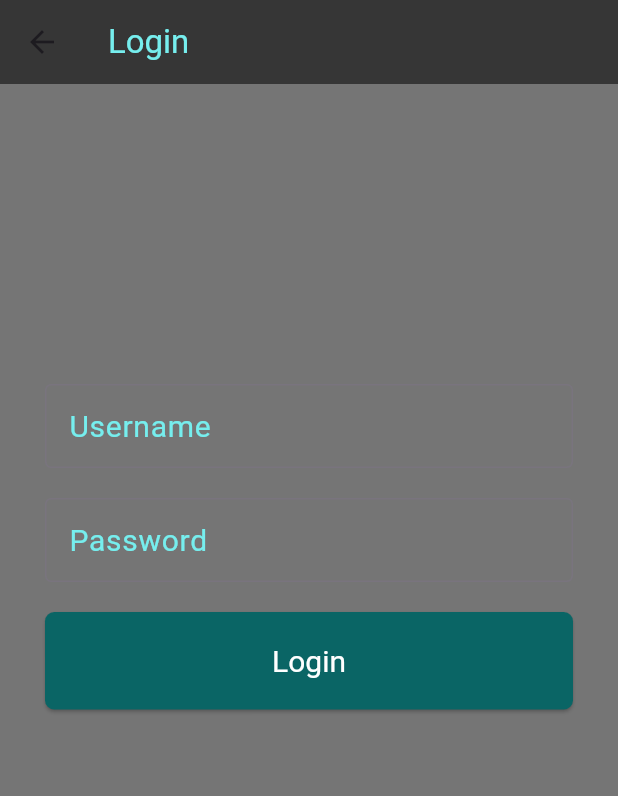
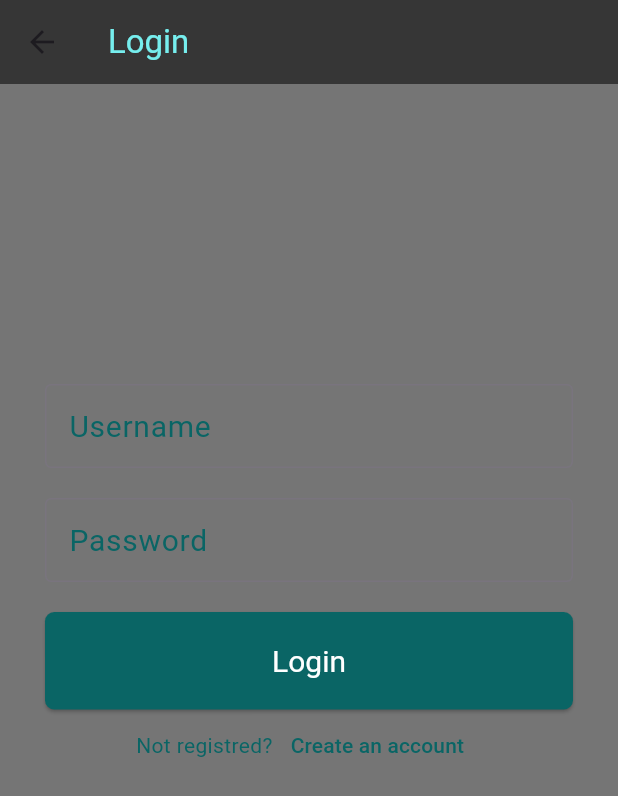
Before and after one commit to dhouhabelakhel/Syst-me_bancaire, a Flutter app: the screen it shows after launch, after a tap on "Sign in", on a phone screen of 412 x 824 dp. Shown: the top 796 px of the screen. Run offline on Flutter 3.47's test engine with Material 3 defaults, Android fonts, the phone set to English and light mode, and no system bars.

Commit message:
changer le couleur des messages des erreurs et des des bordures d'erreur

```diff
--- a/webServices/consummer/lib/Pages/login.dart
+++ b/webServices/consummer/lib/Pages/login.dart
@@ -30,7 +30,7 @@ class _LoginState extends State<Login> {
                 decoration: InputDecoration(
                   labelText: 'Username',
                   labelStyle: TextStyle(
-                    color: Color(0xFF76EEEE),
+                    color: Color(0xFF0A6565),
                     wordSpacing: 1,
                     fontSize: 20,
                   ),
@@ -53,7 +53,7 @@ class _LoginState extends State<Login> {
                 decoration: InputDecoration(
                   labelText: 'Password',
                   labelStyle: TextStyle(
-                    color: Color(0xFF76EEEE),
+                    color: Color(0xFF0A6565),
                     wordSpacing: 1,
                     fontSize: 20,
                   ),
@@ -97,6 +97,13 @@ class _LoginState extends State<Login> {
                   overlayColor: MaterialStateProperty.all(Color(0x1F416A)),
                 ),
               ),
+              Row(
+                mainAxisAlignment:MainAxisAlignment.center,
+                children: [
+                  Text("Not registred?",style: TextStyle(color: Color(0xFF0A6565)),),
+                  TextButton(onPressed: null, child: Text("Create an account",style: TextStyle(color: Color(0xFF0A6565)),))
+                ],
+              )
             ],
           ),
         ),
--- a/webServices/consummer/lib/main.dart
+++ b/webServices/consummer/lib/main.dart
@@ -3,7 +3,7 @@ import 'package:consummer/Pages/HomePage.dart';
 import 'package:consummer/Pages/login.dart';
 
 void main() {
-  runApp( MyApp());
+  runApp(MyApp());
 }
 
 class MyApp extends StatelessWidget {
@@ -11,15 +11,22 @@ class MyApp extends StatelessWidget {
   Widget build(BuildContext context) {
     return MaterialApp(
       debugShowCheckedModeBanner: false,
+      theme: ThemeData(
+          inputDecorationTheme: InputDecorationTheme(
+              errorStyle: TextStyle(color: Color(0xFF84a5f1)),
+              errorBorder: OutlineInputBorder(
+                borderSide: BorderSide(color: Color(0xFF84a5f1)),
+              ),
+              focusedErrorBorder: OutlineInputBorder(
+                  borderSide: BorderSide(color: Color(0xFF84a5f1))),
+              focusedBorder: OutlineInputBorder(
+                  borderSide: BorderSide(color: Color(0xFF84a5f1))))),
       routes: {
-        'home':(context)=>MyHomePage(),
-        'login':(context)=>Login()// Define the route for the new page
+        'home': (context) => MyHomePage(),
+        'login': (context) => Login() // Define the route for the new page
 // Define the route for the new page
       },
       initialRoute: 'home',
-
     );
-
   }
-
 }
```
